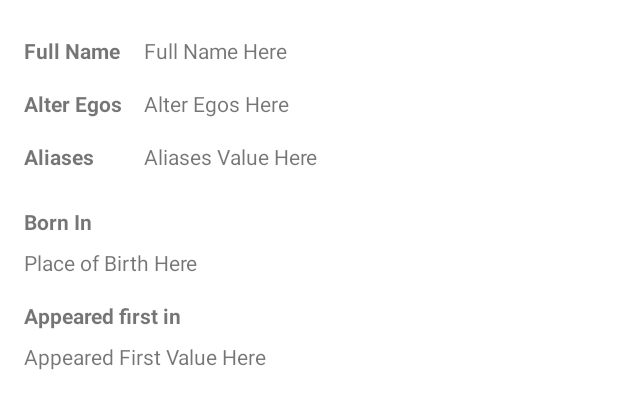
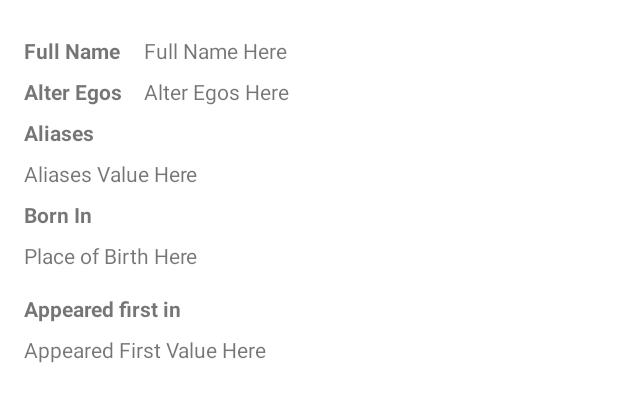
Before and after one commit to joseluisojedafdez/SuperHeroes, an Android app: the layout fragment_bio.xml on its own in the app's theme, with its tools: preview values and no code run, on a phone screen of 412 x 824 dp. Shown: the top 409 px of the screen. Run offline under Robolectric (Android 15) with nearby library versions, the phone set to English and light mode, and no system bars; network calls fail.

Commit message:
Correcciones de formato en la pestaña Bio [WIP] el viewpager2 no hace scroll down cuando el contenido es más grande que la pantalla. [WIP] al girar la pantalla conseguir que los tabs se muestren al lado en lugar de abajo.

```diff
--- a/app/src/main/res/layout/fragment_bio.xml
+++ b/app/src/main/res/layout/fragment_bio.xml
@@ -31,9 +31,9 @@
         android:id="@+id/tv_alter_egos_label"
         android:layout_width="wrap_content"
         android:layout_height="wrap_content"
-        android:layout_marginTop="16dp"
+        android:layout_marginTop="8dp"
+        android:text="@string/alter_egos"
         android:textStyle="bold"
-        android:text="@string/alter_egos"
         app:layout_constraintStart_toStartOf="@+id/tv_full_name"
         app:layout_constraintTop_toBottomOf="@+id/tv_full_name" />
 
@@ -41,7 +41,7 @@
         android:id="@+id/tv_alter_egos_value"
         android:layout_width="wrap_content"
         android:layout_height="wrap_content"
-        android:layout_marginTop="16dp"
+        android:layout_marginTop="8dp"
         android:text="@string/alter_egos_here"
         app:layout_constraintStart_toStartOf="@+id/tv_full_name_value"
         app:layout_constraintTop_toBottomOf="@+id/tv_full_name_value" />
@@ -50,7 +50,7 @@
         android:id="@+id/tv_aliases"
         android:layout_width="wrap_content"
         android:layout_height="wrap_content"
-        android:layout_marginTop="16dp"
+        android:layout_marginTop="8dp"
         android:text="@string/aliases"
         android:textStyle="bold"
         app:layout_constraintStart_toStartOf="@+id/tv_alter_egos_label"
@@ -60,22 +60,22 @@
         android:id="@+id/tv_aliases_value"
         android:layout_width="0dp"
         android:layout_height="wrap_content"
-        android:layout_marginTop="16dp"
+        android:layout_marginTop="8dp"
         android:layout_marginEnd="16dp"
         android:text="@string/aliases_value_here"
         app:layout_constraintEnd_toEndOf="parent"
-        app:layout_constraintStart_toStartOf="@+id/tv_alter_egos_value"
-        app:layout_constraintTop_toBottomOf="@+id/tv_alter_egos_value" />
+        app:layout_constraintStart_toStartOf="@+id/tv_aliases"
+        app:layout_constraintTop_toBottomOf="@+id/tv_aliases" />
 
     <TextView
         android:id="@+id/tv_place_of_birth_label"
         android:layout_width="wrap_content"
         android:layout_height="wrap_content"
-        android:layout_marginTop="24dp"
+        android:layout_marginTop="8dp"
         android:text="@string/born_in"
         android:textStyle="bold"
         app:layout_constraintStart_toStartOf="@+id/tv_aliases"
-        app:layout_constraintTop_toBottomOf="@+id/tv_aliases" />
+        app:layout_constraintTop_toBottomOf="@+id/tv_aliases_value" />
 
     <TextView
         android:id="@+id/tv_place_of_birth_value"
```
